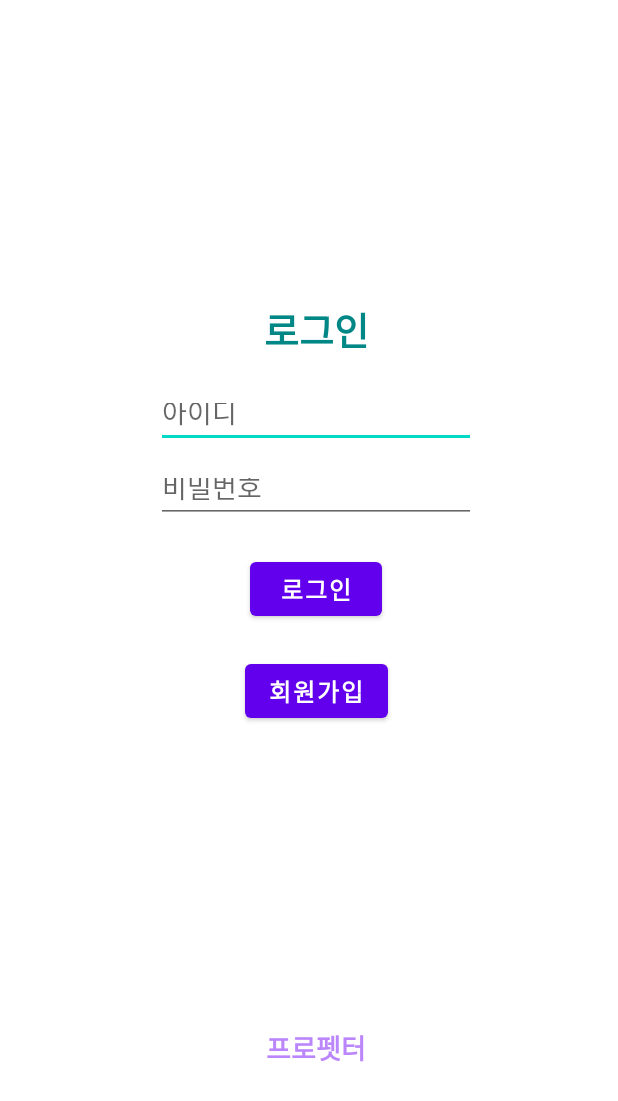
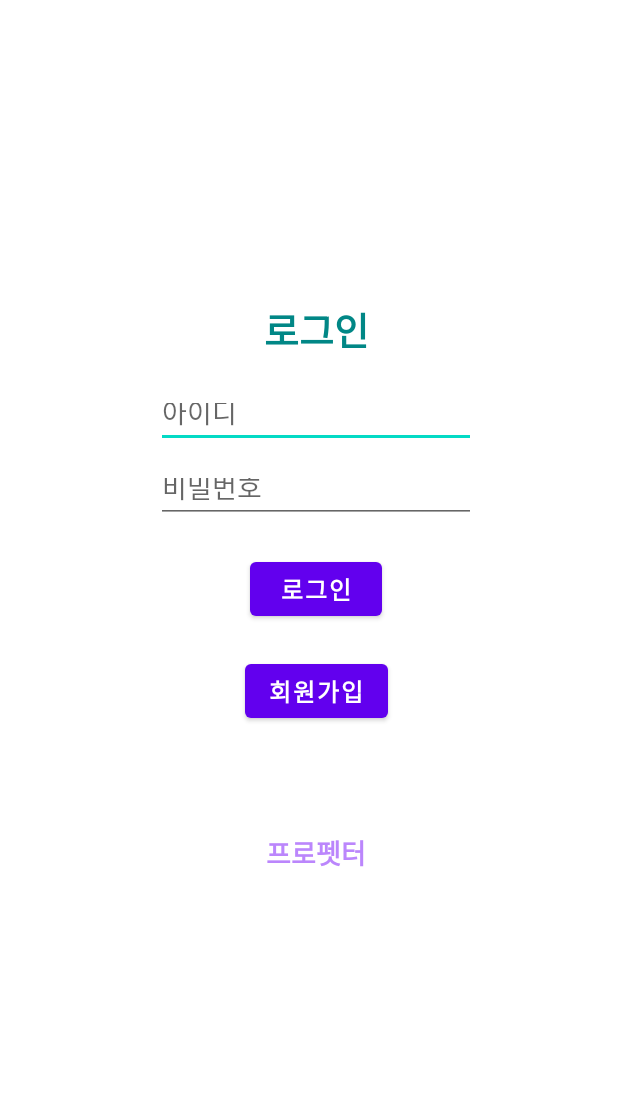
Before and after one commit to leejieun2020111646/GURU2-ANDROID31, an Android app: the layout activity_login.xml on its own in the app's theme, with its tools: preview values and no code run, on a phone screen of 412 x 824 dp. Shown: the top 1101 px of the screen. Run offline under Robolectric (Android 15) with nearby library versions, the light colour scheme and no system bars.

Commit message:
프로펫터 문구 올림

```diff
--- a/app/src/main/res/layout/activity_login.xml
+++ b/app/src/main/res/layout/activity_login.xml
@@ -86,7 +86,7 @@
             android:id="@+id/textView4"
             android:layout_width="match_parent"
             android:layout_height="wrap_content"
-            android:layout_marginTop="200dp"
+            android:layout_marginTop="70dp"
             android:textAlignment="center"
             android:gravity="center_horizontal"
             android:text=" 프로펫터 "
```
